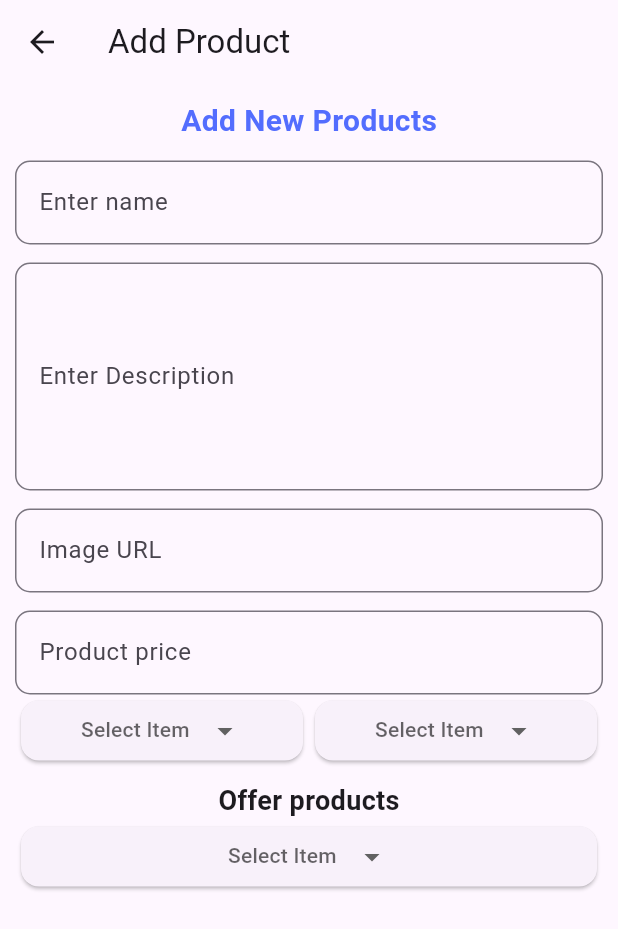
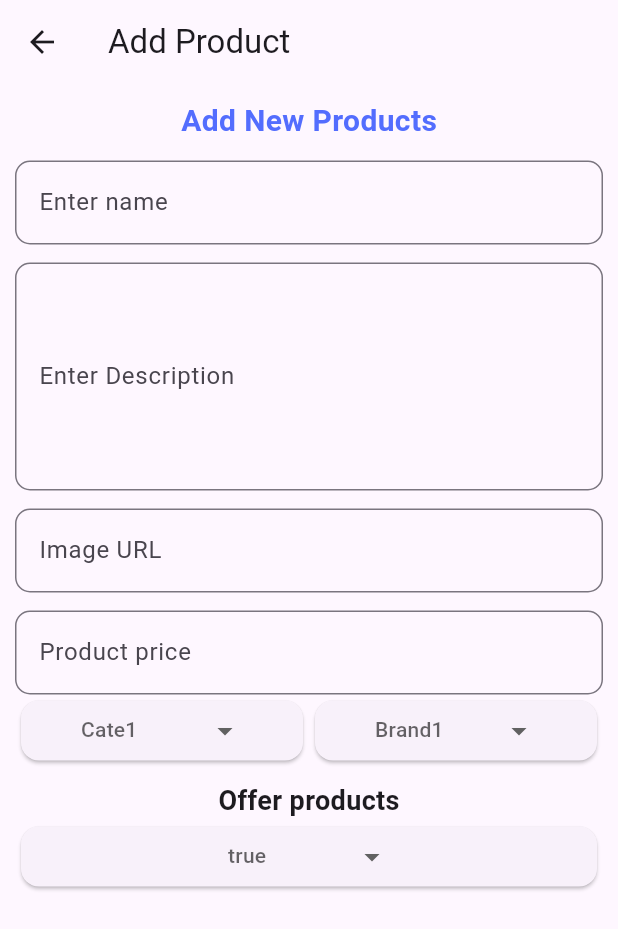
Before and after one commit to LivingstonTardzenyuy/Flutter-Projects, a Flutter app: the AddProduct screen opened directly, on a phone screen of 412 x 824 dp. Shown: the top 929 px of the screen. Run offline on Flutter 3.47's test engine with Material 3 defaults, Android fonts, the phone set to English and light mode, and no system bars; drawn by our look-alikes of dropdown_button2; our stand-ins replace firebase_auth, firebase_core, font_awesome_flutter, get, google_fonts, google_sign_in; accounts and stored records are empty.

Commit message:
rendering the dropdown dynamically

```diff
--- a/ecommerce/lib/Pages/add_product.dart
+++ b/ecommerce/lib/Pages/add_product.dart
@@ -54,13 +54,13 @@ class AddProduct extends StatelessWidget {
               Row(
                 mainAxisAlignment: MainAxisAlignment.spaceEvenly,
                 children: [
-                  Flexible(child: DropDownButton()),
-                  Flexible(child: DropDownButton()),
+                  Flexible(child: DropDownButton(items: ['Cate1', 'Cate2', 'Cate2'], selectedItemsText: 'Cate1',)),
+                  Flexible(child: DropDownButton(items: ['Brand1', 'Brand2', 'Brand3'], selectedItemsText: 'Brand1',)),
                 ],
               ),
               SizedBox(height: 10,),
               Text('Offer products', style: TextStyle(fontSize: 18, fontWeight: FontWeight.bold),),
-              DropDownButton(),
+              DropDownButton(items: ['true', 'false'], selectedItemsText: 'true',),
             ],
           ),
         ),
--- a/ecommerce/lib/widgets/dropdown_button.dart
+++ b/ecommerce/lib/widgets/dropdown_button.dart
@@ -1,10 +1,18 @@
 import 'package:dropdown_button2/dropdown_button2.dart';
 import 'package:flutter/material.dart';
 
-String? selectedValue = '';
 
 class DropDownButton extends StatelessWidget {
-  const DropDownButton({super.key});
+
+  final List<String> items;
+  final String? selectedValue;
+  final String selectedItemsText;
+  const DropDownButton({
+    super.key,
+    required this.items,
+    this.selectedValue,
+    required this.selectedItemsText,
+  });
 
   @override
   Widget build(BuildContext context) {
@@ -14,13 +22,13 @@ class DropDownButton extends StatelessWidget {
           child: DropdownButton2<String>(
             isExpanded: true,
             hint: Text(
-              'Select Item',
+              selectedItemsText,
               style: TextStyle(
                 fontSize: 14,
                 color: Theme.of(context).hintColor,
               ),
             ),
-            items: ['item1', 'item2', 'item3', 'item4']
+            items: items
                 .map((String item) => DropdownMenuItem<String>(
               value: item,
               child: Text(
```
